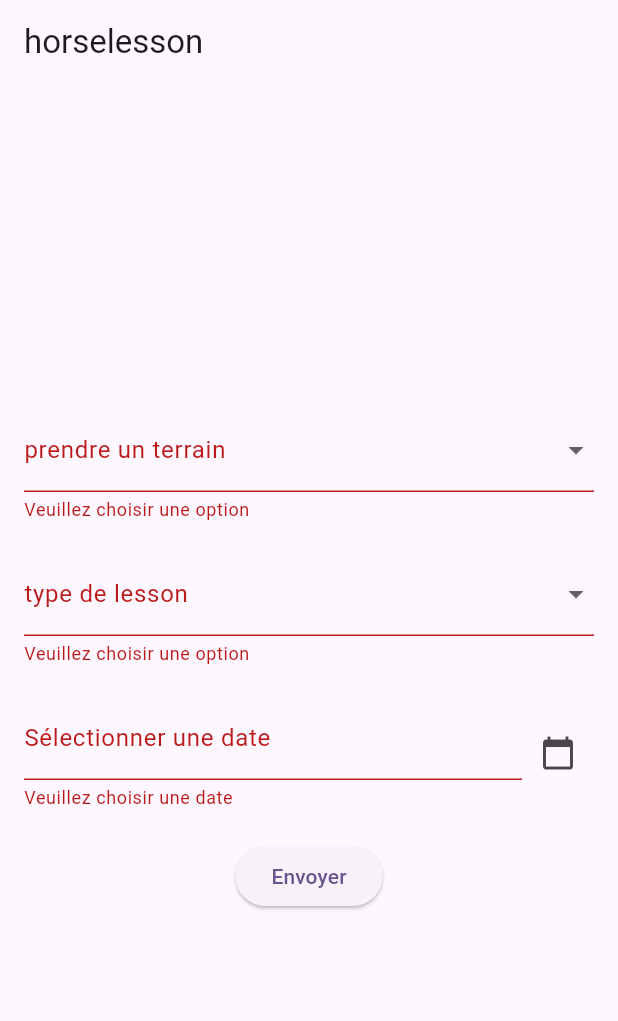
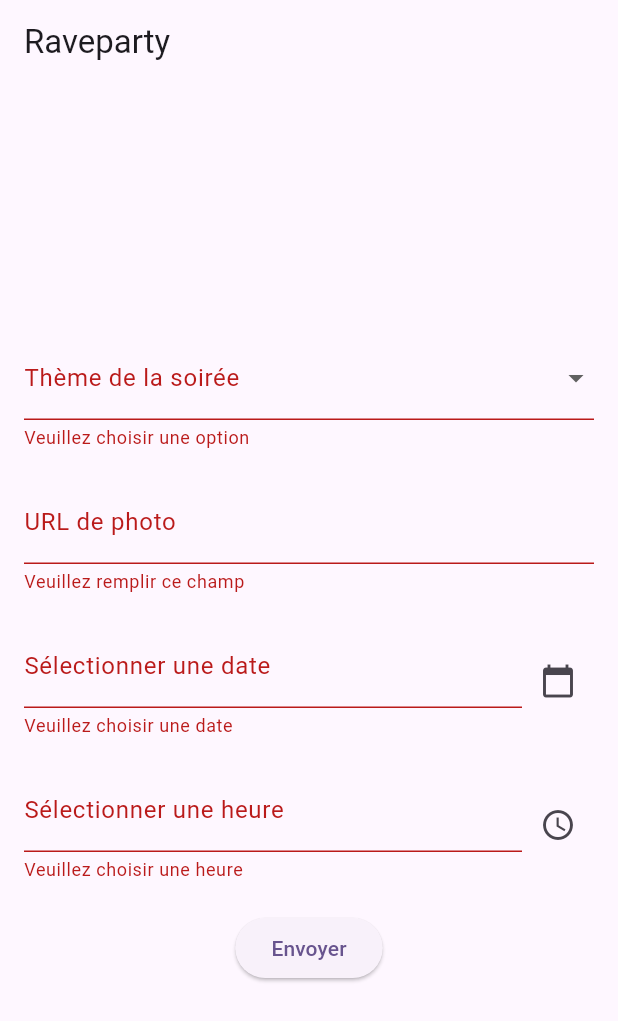
Before and after one commit to Traylen/ChevalDeTroie, a Flutter app: the screen it shows after launch, after a tap on "Envoyer", on a phone screen of 412 x 824 dp. Shown: the top 1021 px of the screen. Run offline on Flutter 3.47's test engine with Material 3 defaults, Android fonts, the phone set to English and light mode, and no system bars.

Commit message:
raveparty

```diff
--- a/lib/main.dart
+++ b/lib/main.dart
@@ -1,5 +1,6 @@
 import 'package:chevaldetroie/view/concour.dart';
 import 'package:chevaldetroie/view/horseLesson.dart';
+import 'package:chevaldetroie/view/raveParty.dart';
 import 'package:flutter/material.dart';
 
 void main() {
@@ -19,7 +20,7 @@
         colorScheme: ColorScheme.fromSeed(seedColor: Colors.deepPurple),
         useMaterial3: true,
       ),
-      home: Horselesson(),
+      home: Raveparty(),
     );
   }
 }
--- /dev/null
+++ b/lib/view/raveParty.dart
@@ -0,0 +1,164 @@
+import 'package:flutter/material.dart';
+import 'package:intl/intl.dart';
+
+class Raveparty extends StatefulWidget {
+  @override
+  _RavepartyState createState() => _RavepartyState();
+}
+
+class _RavepartyState extends State<Raveparty> {
+  final _formKey = GlobalKey<FormState>();
+
+  String? _selectedOption1;
+  String? _selectedOption2;
+  DateTime? _selectedDate;
+  TimeOfDay? _selectedTime;
+
+  final List<String> _dropdownOptions1 = ['Apéro', 'Repas'];
+
+  // Date picker function
+  Future<void> _pickDate(BuildContext context) async {
+    final DateTime? picked = await showDatePicker(
+      context: context,
+      initialDate: DateTime.now(),
+      firstDate: DateTime(2000),
+      lastDate: DateTime(2101),
+    );
+    if (picked != null && picked != _selectedDate) {
+      setState(() {
+        _selectedDate = picked;
+      });
+    }
+  }
+
+  // Time picker function
+  Future<void> _pickTime(BuildContext context) async {
+    final TimeOfDay? picked = await showTimePicker(
+      context: context,
+      initialTime: TimeOfDay.now(),
+    );
+    if (picked != null && picked != _selectedTime) {
+      setState(() {
+        _selectedTime = picked;
+      });
+    }
+  }
+
+  @override
+  Widget build(BuildContext context) {
+    return Scaffold(
+      appBar: AppBar(
+        title: Text('Raveparty'),
+      ),
+      body: Center(
+        child: SingleChildScrollView(
+          padding: EdgeInsets.all(16.0),
+          child: Form(
+            key: _formKey,
+            child: Column(
+              mainAxisAlignment: MainAxisAlignment.center,
+              children: [
+                // Dropdown 1
+                DropdownButtonFormField<String>(
+                  decoration: InputDecoration(labelText: 'Thème de la soirée'),
+                  value: _selectedOption1,
+                  items: _dropdownOptions1.map((String value) {
+                    return DropdownMenuItem<String>(
+                      value: value,
+                      child: Text(value),
+                    );
+                  }).toList(),
+                  onChanged: (newValue) {
+                    setState(() {
+                      _selectedOption1 = newValue;
+                    });
+                  },
+                  validator: (value) =>
+                      value == null ? 'Veuillez choisir une option' : null,
+                ),
+                SizedBox(height: 20),
+                TextFormField(
+                  decoration: InputDecoration(labelText: 'URL de photo'),
+                  validator: (value) {
+                    if (value == null || value.isEmpty) {
+                      return 'Veuillez remplir ce champ';
+                    }
+                    return null;
+                  },
+                ),
+                SizedBox(height: 20),
+
+                // Date Picker
+                Row(
+                  children: [
+                    Expanded(
+                      child: TextFormField(
+                        decoration: InputDecoration(
+                          labelText: 'Sélectionner une date',
+                          hintText: _selectedDate != null
+                              ? DateFormat('dd/MM/yyyy').format(_selectedDate!)
+                              : 'Aucune date sélectionnée',
+                        ),
+                        readOnly: true,
+                        onTap: () => _pickDate(context),
+                        validator: (value) => _selectedDate == null
+                            ? 'Veuillez choisir une date'
+                            : null,
+                      ),
+                    ),
+                    IconButton(
+                      icon: Icon(Icons.calendar_today),
+                      onPressed: () => _pickDate(context),
+                    ),
+                  ],
+                ),
+                SizedBox(height: 20),
+
+                // Time Picker
+                Row(
+                  children: [
+                    Expanded(
+                      child: TextFormField(
+                        decoration: InputDecoration(
+                          labelText: 'Sélectionner une heure',
+                          hintText: _selectedTime != null
+                              ? _selectedTime!.format(context)
+                              : 'Aucune heure sélectionnée',
+                        ),
+                        readOnly: true,
+                        onTap: () => _pickTime(context),
+                        validator: (value) => _selectedTime == null
+                            ? 'Veuillez choisir une heure'
+                            : null,
+                      ),
+                    ),
+                    IconButton(
+                      icon: Icon(Icons.access_time),
+                      onPressed: () => _pickTime(context),
+                    ),
+                  ],
+                ),
+                SizedBox(height: 20),
+
+                ElevatedButton(
+                  onPressed: () {
+                    if (_formKey.currentState!.validate()) {
+                      ScaffoldMessenger.of(context).showSnackBar(
+                        SnackBar(
+                          content: Text('Option 1: $_selectedOption1\n'
+                              'Date: ${_selectedDate != null ? DateFormat('dd/MM/yyyy').format(_selectedDate!) : 'Non sélectionnée'}\n'
+                              'Heure: ${_selectedTime != null ? _selectedTime!.format(context) : 'Non sélectionnée'}'),
+                        ),
+                      );
+                    }
+                  },
+                  child: Text('Envoyer'),
+                ),
+              ],
+            ),
+          ),
+        ),
+      ),
+    );
+  }
+}
```
